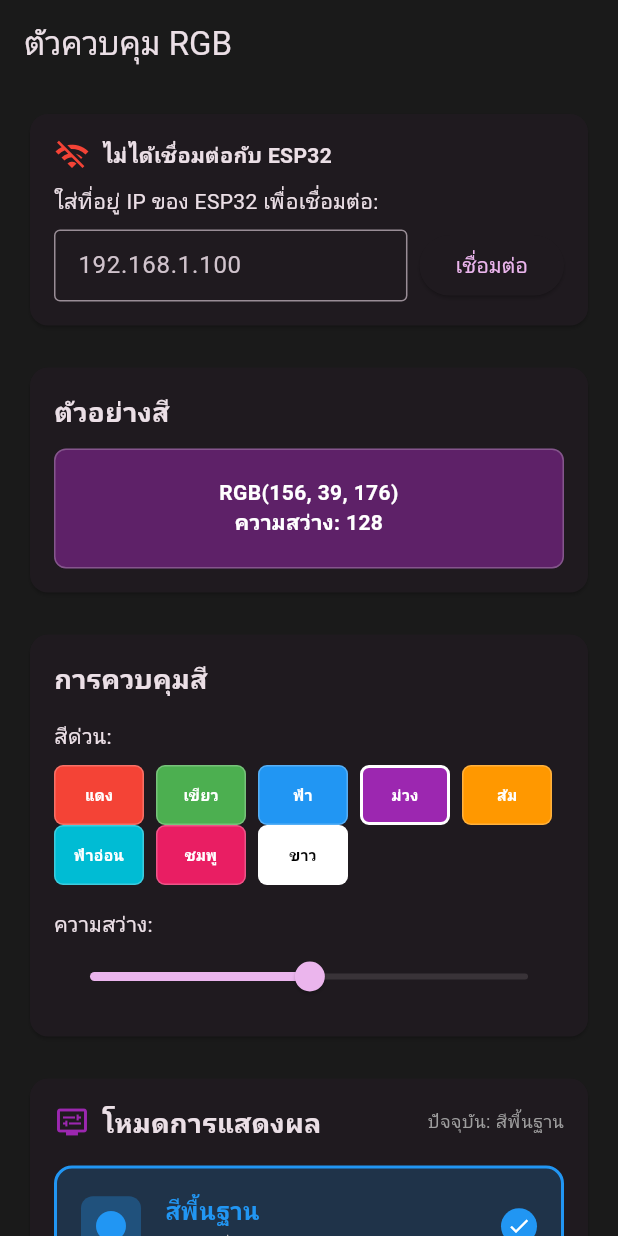
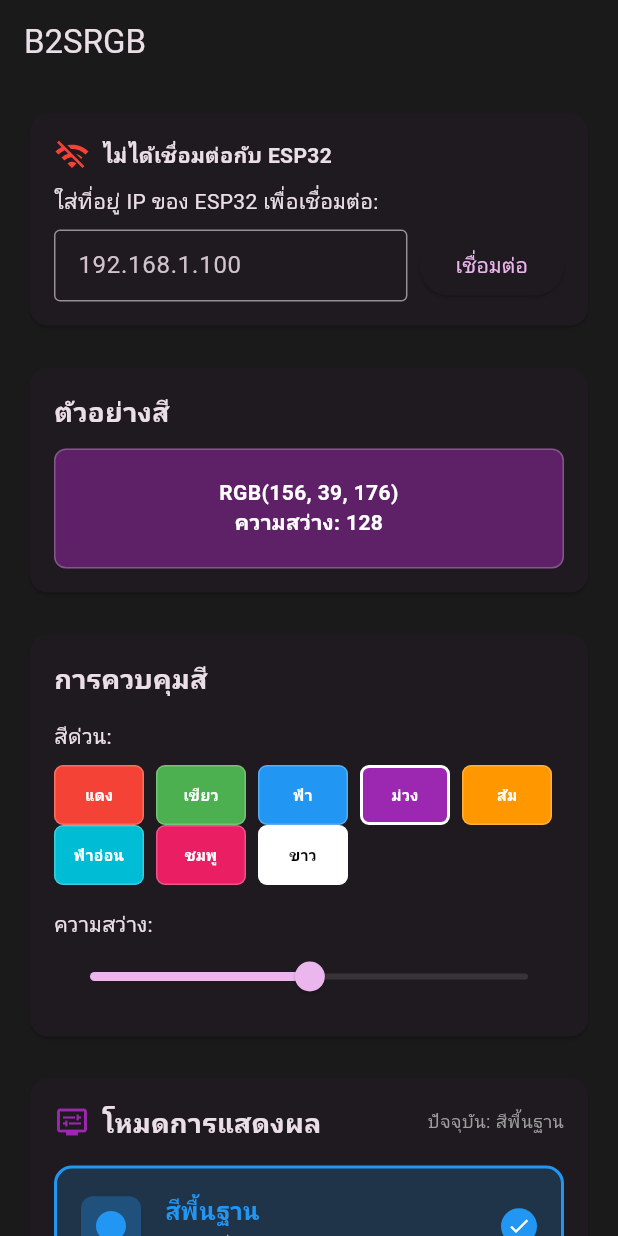
Before and after one commit to 7411a/rgb-music-controller, a Flutter app: the screen it shows after launch, on a phone screen of 412 x 824 dp. Run offline on Flutter 3.47's test engine with Material 3 defaults, Android fonts, the light colour scheme and no system bars; our stand-ins replace flutter_colorpicker, shared_preferences, syncfusion_flutter_sliders.

Commit message:
🎨 เซ็ตอัพไอคอนแอพ B2SRGB และอัพเดตชื่อแอพ
📱 App Icon Setup:
- เพิ่ม flutter_launcher_icons dependency
- กำหนดค่า icon configuration ใน pubspec.yaml
- สร้าง assets/icons/ folder สำหรับไอคอนแอพ

🏷️ App Name Updates:
- เปลี่ยนชื่อแอพเป็น 'B2SRGB' ทั้ง Android และ iOS
- อัพเดต AndroidManifest.xml ใช้ @string/app_name
- สร้าง strings.xml สำหรับ Android
- อัพเดต iOS Info.plist CFBundleDisplayName
- เปลี่ยน Flutter app title และ AppBar เป็น B2SRGB

📚 Documentation:
- ICON_SETUP.md - คู่มือติดตั้งไอคอนแบบละเอียด
- ICON_INSTRUCTIONS.md - ขั้นตอนสำคัญและฟีเจอร์ไอคอน

🎵 B2SRGB Icon Features:
- ลูกคลื่นเสียงแสดง music reactive capability
- สีไล่เฉดแสดงระบบ RGB multicolor
- พื้นหลังเข้มเข้ากับ Dark Theme
- ขนาด 1024x1024px พร้อมสำหรับทุกแพลตฟอร์ม

```diff
--- a/mobile-app/lib/main.dart
+++ b/mobile-app/lib/main.dart
@@ -39,7 +39,7 @@ class RGBControllerApp extends StatelessWidget {
   @override
   Widget build(BuildContext context) {
     return MaterialApp(
-      title: 'ตัวควบคุม RGB',
+      title: 'B2SRGB',
       theme: ThemeData(
         primarySwatch: Colors.purple,
         useMaterial3: true,
@@ -96,7 +96,7 @@ class _HomeScreenState extends State<HomeScreen> {
   Widget build(BuildContext context) {
     return Scaffold(
       appBar: AppBar(
-        title: const Text('ตัวควบคุม RGB'),
+        title: const Text('B2SRGB'),
         backgroundColor: Colors.transparent,
         elevation: 0,
       ),
```
Also changed, not shown: mobile-app/pubspec.yaml (+24 -4 lines), mobile-app/pubspec.lock, 5 other files.
